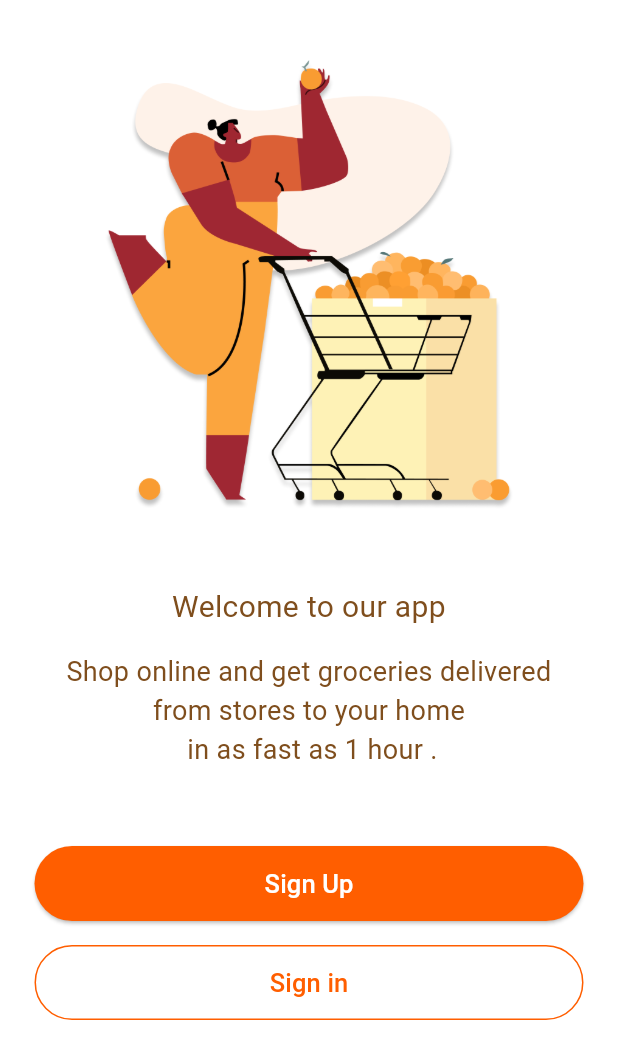
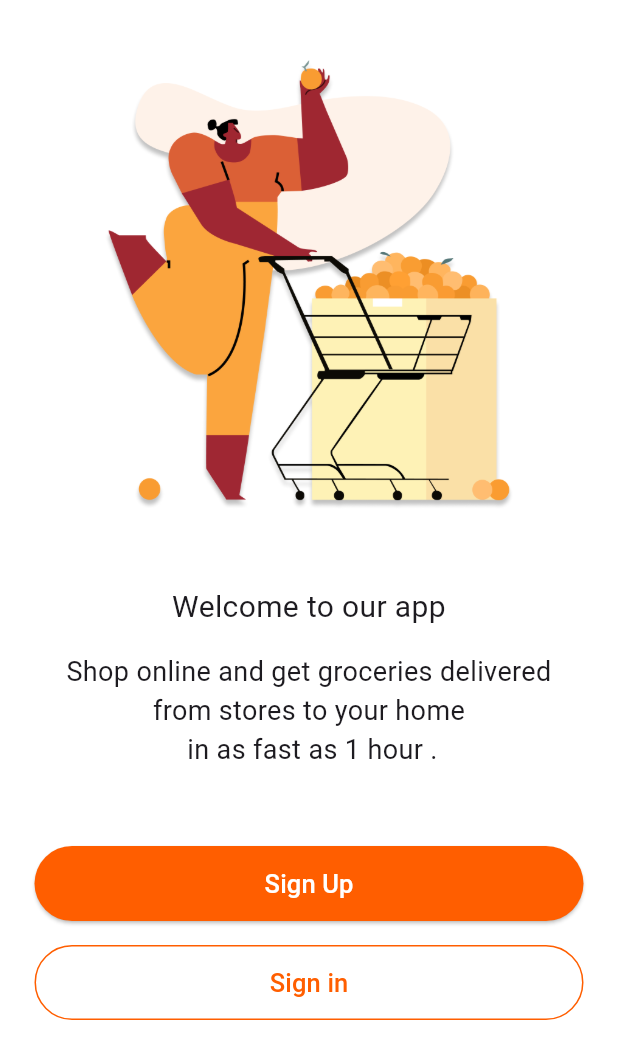
Before and after one commit to ranamohyy/retail_app_training_cis, a Flutter app: the OnBoardingScreen screen opened directly, on a phone screen of 412 x 824 dp. Shown: the top 1059 px of the screen. Run offline on Flutter 3.47's test engine with Material 3 defaults, Android fonts, the phone set to English and light mode, and no system bars; our stand-ins replace flutter_svg.

Commit message:
remove spaces

```diff
--- a/lib/features/on_boarding/view.dart
+++ b/lib/features/on_boarding/view.dart
@@ -1,11 +1,10 @@
 import 'package:flutter/material.dart';
+import 'package:hello_flutter/core/helpers/app_assets.dart';
 import 'package:hello_flutter/core/helpers/app_elevated_button.dart';
-
+import 'package:hello_flutter/core/helpers/app_styles.dart';
 import '../../core/helpers/app_outlined_button.dart';
-
 class OnBoardingScreen extends StatelessWidget {
   const OnBoardingScreen({super.key});
-
   @override
   Widget build(BuildContext context) {
     return Scaffold(
@@ -19,7 +18,7 @@ class OnBoardingScreen extends StatelessWidget {
               height: 40,
             ),
             Image.asset(
-              "assets/images/shopping.png",
+              AppImages.onBoardingImage,
               height: 300,
               width: double.infinity,
             ),
@@ -29,11 +28,7 @@ class OnBoardingScreen extends StatelessWidget {
             Text(
               "Welcome to our app",
               textAlign: TextAlign.center,
-              style: TextStyle(
-                color: Color(0xff7F4E1D),
-                fontWeight: FontWeight.normal,
-                fontSize: 20,
-              ),
+              style: AppTextStyles.kHeadText20,
             ),
             SizedBox(
               height: 16,
@@ -41,10 +36,7 @@ class OnBoardingScreen extends StatelessWidget {
             Text(
               "Shop online and get groceries delivered from stores to your home\n in as fast as 1 hour .",
               textAlign: TextAlign.center,
-              style: TextStyle(
-                color: Color(0xff7F4E1D),
-                fontSize: 18,
-              ),
+              style:AppTextStyles.kHeadText20.copyWith(fontSize: 18)
             ),
             SizedBox(
               height: 51,
```
